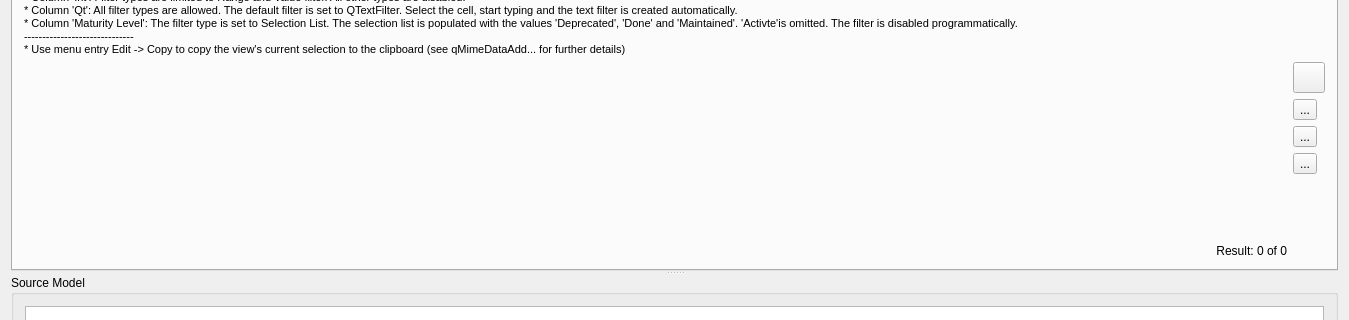
This is example/mainwindow.ui in Alexpux/QAdvancedItemViews as Qt 5 draws it before an edit; both pictures show x 0 to 1349 and y 93 to 413 of the 1349 by 613 pixel window. The edited form follows.
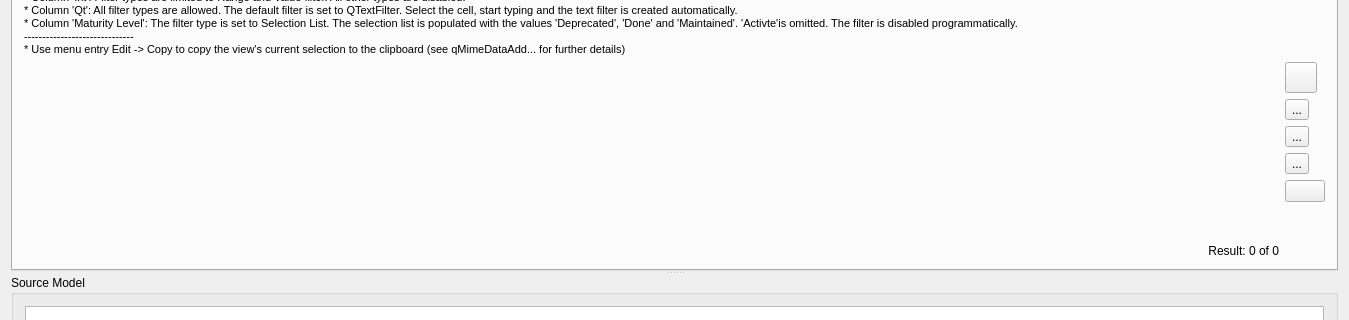
This is the edited form. Icons and pictures are not drawn. Custom widgets are drawn as their Qt base class.

Commit message: QTableModelWriter implementation started

The edit to the form file:
```diff
--- a/example/mainwindow.ui
+++ b/example/mainwindow.ui
@@ -46,8 +46,28 @@
          </item>
          <item>
           <layout class="QGridLayout" name="gridLayout_2">
-           <item row="0" column="0" rowspan="5">
-            <widget class="QAdvancedTableView" name="filterTableView"/>
+           <item row="5" column="1">
+            <spacer name="verticalSpacer_2">
+             <property name="orientation">
+              <enum>Qt::Vertical</enum>
+             </property>
+             <property name="sizeHint" stdset="0">
+              <size>
+               <width>20</width>
+               <height>40</height>
+              </size>
+             </property>
+            </spacer>
+           </item>
+           <item row="6" column="0">
+            <widget class="QLabel" name="advancedTableViewResultLabel">
+             <property name="text">
+              <string>Result: 0 of 0</string>
+             </property>
+             <property name="alignment">
+              <set>Qt::AlignRight|Qt::AlignTrailing|Qt::AlignVCenter</set>
+             </property>
+            </widget>
            </item>
            <item row="0" column="1">
             <widget class="QToolButton" name="splitModeToolButton">
@@ -62,6 +82,9 @@
              </property>
             </widget>
            </item>
+           <item row="0" column="0" rowspan="6">
+            <widget class="QAdvancedTableView" name="filterTableView"/>
+           </item>
            <item row="1" column="1">
             <widget class="QToolButton" name="pinRowsToolButton">
              <property name="text">
@@ -82,29 +105,6 @@
              </property>
             </widget>
            </item>
-           <item row="4" column="1">
-            <spacer name="verticalSpacer_2">
-             <property name="orientation">
-              <enum>Qt::Vertical</enum>
-             </property>
-             <property name="sizeHint" stdset="0">
-              <size>
-               <width>20</width>
-               <height>40</height>
-              </size>
-             </property>
-            </spacer>
-           </item>
-           <item row="5" column="0">
-            <widget class="QLabel" name="advancedTableViewResultLabel">
-             <property name="text">
-              <string>Result: 0 of 0</string>
-             </property>
-             <property name="alignment">
-              <set>Qt::AlignRight|Qt::AlignTrailing|Qt::AlignVCenter</set>
-             </property>
-            </widget>
-           </item>
            <item row="2" column="1">
             <widget class="QToolButton" name="saveStateToolButton">
              <property name="text">
@@ -119,6 +119,16 @@
              </property>
             </widget>
            </item>
+           <item row="4" column="1">
+            <widget class="QTableModelExportPushButton" name="exportPushButton">
+             <property name="iconSize">
+              <size>
+               <width>24</width>
+               <height>24</height>
+              </size>
+             </property>
+            </widget>
+           </item>
           </layout>
          </item>
         </layout>
@@ -445,6 +455,11 @@
    <extends>QWidget</extends>
    <header>qadvancedtableview.h</header>
   </customwidget>
+  <customwidget>
+   <class>QTableModelExportPushButton</class>
+   <extends>QPushButton</extends>
+   <header>qtablemodelexportpushbutton.h</header>
+  </customwidget>
  </customwidgets>
  <resources>
   <include location="example.qrc"/>
```
The commit also changes 21 other files.
